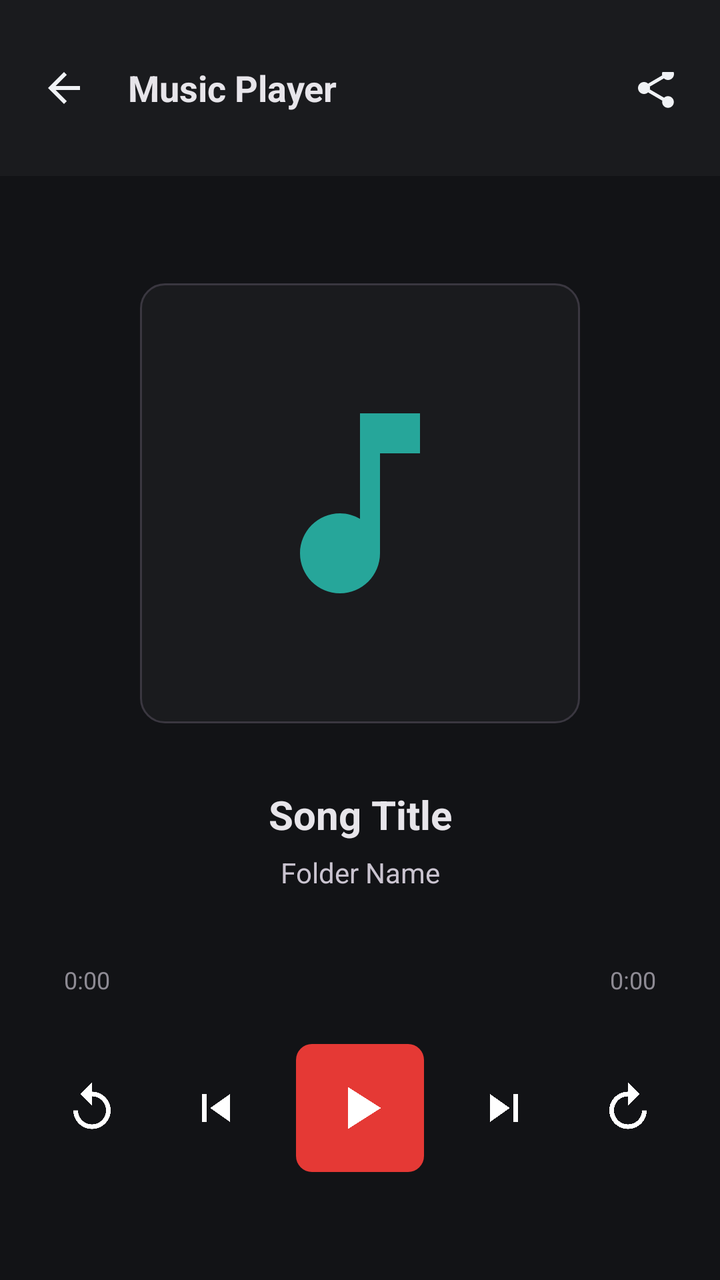
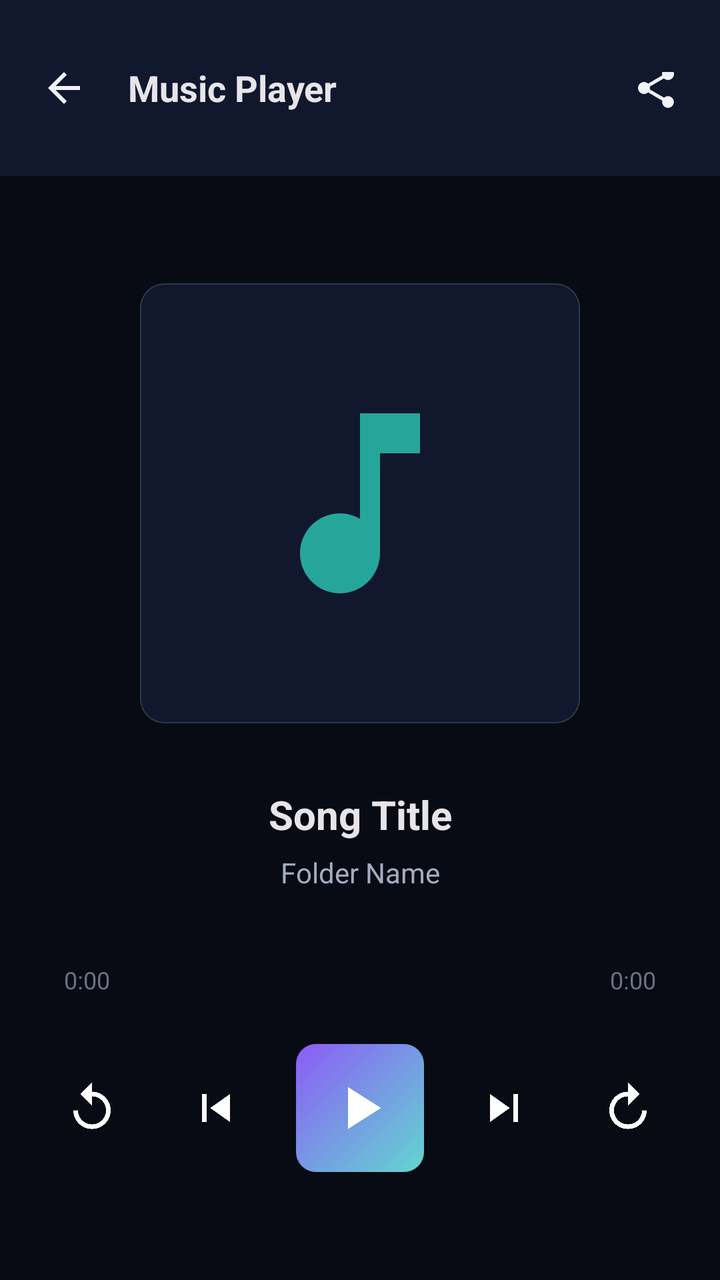

An Android layout rendered at two revisions. The XML below is the earlier revision; the diff shows what the commit changed to produce the second picture.
<!-- AndroidManifest.xml: application theme Theme.ArtrawFiles -->
<!-- res/layout/activity_audio_player.xml -->
<?xml version="1.0" encoding="utf-8"?>
<LinearLayout xmlns:android="http://schemas.android.com/apk/res/android"
    android:id="@+id/rootAudioPlayer"
    android:layout_width="match_parent"
    android:layout_height="match_parent"
    android:orientation="vertical"
    android:background="@color/bg_dark">

    
    <RelativeLayout
        android:id="@+id/headerAudio"
        android:layout_width="match_parent"
        android:layout_height="wrap_content"
        android:minHeight="56dp"
        android:background="@color/surface_dark"
        android:paddingStart="12dp"
        android:paddingEnd="12dp"
        android:paddingTop="36dp"
        android:paddingBottom="12dp">

        <ImageView
            android:id="@+id/btnBackAudio"
            android:layout_width="40dp"
            android:layout_height="40dp"
            android:layout_alignParentStart="true"
            android:layout_centerVertical="true"
            android:background="?android:attr/selectableItemBackgroundBorderless"
            android:padding="8dp"
            android:src="@drawable/ic_arrow_back"
            android:contentDescription="Back" />

        <TextView
            android:id="@+id/tvHeaderTitleAudio"
            android:layout_width="wrap_content"
            android:layout_height="wrap_content"
            android:layout_centerVertical="true"
            android:layout_marginStart="12dp"
            android:layout_toEndOf="@id/btnBackAudio"
            android:text="Music Player"
            android:textColor="@color/text_primary_dark"
            android:textSize="18sp"
            android:textStyle="bold" />

        <ImageView
            android:id="@+id/btnShareAudio"
            android:layout_width="40dp"
            android:layout_height="40dp"
            android:layout_alignParentEnd="true"
            android:layout_centerVertical="true"
            android:background="?android:attr/selectableItemBackgroundBorderless"
            android:padding="8dp"
            android:src="@drawable/ic_share"
            android:contentDescription="Share" />
    </RelativeLayout>

    
    <LinearLayout
        android:layout_width="match_parent"
        android:layout_height="0dp"
        android:layout_weight="1"
        android:orientation="vertical"
        android:gravity="center"
        android:padding="24dp">

        
        <FrameLayout
            android:layout_width="220dp"
            android:layout_height="220dp"
            android:background="@drawable/bg_card"
            android:layout_marginBottom="32dp">

            <ImageView
                android:id="@+id/imgAlbumArt"
                android:layout_width="120dp"
                android:layout_height="120dp"
                android:layout_gravity="center"
                android:src="@drawable/ic_audio" />
        </FrameLayout>

        
        <TextView
            android:id="@+id/tvTrackTitle"
            android:layout_width="match_parent"
            android:layout_height="wrap_content"
            android:gravity="center"
            android:text="Song Title"
            android:textColor="@color/text_primary_dark"
            android:textSize="20sp"
            android:textStyle="bold"
            android:ellipsize="marquee"
            android:singleLine="true" />

        <TextView
            android:id="@+id/tvTrackArtist"
            android:layout_width="match_parent"
            android:layout_height="wrap_content"
            android:layout_marginTop="6dp"
            android:gravity="center"
            android:text="Folder Name"
            android:textColor="@color/text_secondary_dark"
            android:textSize="14sp" />

        
        <SeekBar
            android:id="@+id/seekBarAudio"
            android:layout_width="match_parent"
            android:layout_height="wrap_content"
            android:layout_marginTop="32dp"
            android:progressBackgroundTint="@color/border_dark"
            android:progressTint="@color/artraw_crimson"
            android:thumbTint="@color/artraw_crimson_accent" />

        <RelativeLayout
            android:layout_width="match_parent"
            android:layout_height="wrap_content"
            android:layout_marginTop="4dp"
            android:paddingStart="8dp"
            android:paddingEnd="8dp">

            <TextView
                android:id="@+id/tvCurrentTime"
                android:layout_width="wrap_content"
                android:layout_height="wrap_content"
                android:layout_alignParentStart="true"
                android:text="0:00"
                android:textColor="@color/text_tertiary_dark"
                android:textSize="12sp" />

            <TextView
                android:id="@+id/tvTotalTime"
                android:layout_width="wrap_content"
                android:layout_height="wrap_content"
                android:layout_alignParentEnd="true"
                android:text="0:00"
                android:textColor="@color/text_tertiary_dark"
                android:textSize="12sp" />
        </RelativeLayout>

        
        <LinearLayout
            android:layout_width="match_parent"
            android:layout_height="wrap_content"
            android:layout_marginTop="24dp"
            android:gravity="center"
            android:orientation="horizontal">

            <ImageView
                android:id="@+id/btnReplay10"
                android:layout_width="44dp"
                android:layout_height="44dp"
                android:layout_marginEnd="16dp"
                android:background="?android:attr/selectableItemBackgroundBorderless"
                android:padding="8dp"
                android:src="@drawable/ic_replay_10"
                android:contentDescription="Replay 10s" />

            <ImageView
                android:id="@+id/btnPrevTrack"
                android:layout_width="48dp"
                android:layout_height="48dp"
                android:layout_marginEnd="16dp"
                android:background="?android:attr/selectableItemBackgroundBorderless"
                android:padding="10dp"
                android:src="@drawable/ic_skip_previous"
                android:contentDescription="Previous" />

            <FrameLayout
                android:id="@+id/btnPlayPauseAudio"
                android:layout_width="64dp"
                android:layout_height="64dp"
                android:background="@drawable/bg_button_primary">

                <ImageView
                    android:id="@+id/imgPlayPause"
                    android:layout_width="36dp"
                    android:layout_height="36dp"
                    android:layout_gravity="center"
                    android:src="@drawable/ic_play"
                    android:contentDescription="Play/Pause" />
            </FrameLayout>

            <ImageView
                android:id="@+id/btnNextTrack"
                android:layout_width="48dp"
                android:layout_height="48dp"
                android:layout_marginStart="16dp"
                android:background="?android:attr/selectableItemBackgroundBorderless"
                android:padding="10dp"
                android:src="@drawable/ic_skip_next"
                android:contentDescription="Next" />

            <ImageView
                android:id="@+id/btnForward10"
                android:layout_width="44dp"
                android:layout_height="44dp"
                android:layout_marginStart="16dp"
                android:background="?android:attr/selectableItemBackgroundBorderless"
                android:padding="8dp"
                android:src="@drawable/ic_forward_10"
                android:contentDescription="Forward 10s" />
        </LinearLayout>
    </LinearLayout>
</LinearLayout>
<!-- resources referenced by this layout -->
<resources>
  <color name="artraw_crimson">#E53935</color>
  <color name="artraw_crimson_accent">#FF5252</color>
  <color name="bg_dark">#121316</color>
  <color name="border_dark">#3A3740</color>
  <color name="surface_dark">#1A1B1E</color>
  <color name="text_primary_dark">#E7E5EA</color>
  <color name="text_secondary_dark">#CAC4D0</color>
  <color name="text_tertiary_dark">#8E8B94</color>
  <!-- drawable bg_button_primary (drawable) -->
  <?xml version="1.0" encoding="utf-8"?>
  <shape xmlns:android="http://schemas.android.com/apk/res/android"
      android:shape="rectangle">
      <solid android:color="@color/artraw_crimson" />
      <corners android:radius="8dp" />
  </shape>
  <!-- drawable bg_card (drawable) -->
  <?xml version="1.0" encoding="utf-8"?>
  <shape xmlns:android="http://schemas.android.com/apk/res/android"
      android:shape="rectangle">
      <solid android:color="@color/surface_dark" />
      <corners android:radius="12dp" />
      <stroke
          android:width="1dp"
          android:color="@color/border_dark" />
  </shape>
  <!-- drawable ic_arrow_back (drawable) -->
  <vector xmlns:android="http://schemas.android.com/apk/res/android"
      android:width="24dp"
      android:height="24dp"
      android:viewportWidth="24"
      android:viewportHeight="24">
      <path
          android:fillColor="#F0F2F5"
          android:pathData="M20,11H7.83l5.59,-5.59L12,4l-8,8 8,8 1.41,-1.41L7.83,13H20v-2z"/>
  </vector>
  <!-- drawable ic_audio (drawable) -->
  <vector xmlns:android="http://schemas.android.com/apk/res/android"
      android:width="24dp"
      android:height="24dp"
      android:viewportWidth="24"
      android:viewportHeight="24">
      <path
          android:fillColor="#26A69A"
          android:pathData="M12,3v10.55c-0.59,-0.34 -1.27,-0.55 -2,-0.55 -2.21,0 -4,1.79 -4,4s1.79,4 4,4 4,-1.79 4,-4V7h4V3h-6z"/>
  </vector>
  <!-- drawable ic_play (drawable) -->
  <vector xmlns:android="http://schemas.android.com/apk/res/android"
      android:width="24dp"
      android:height="24dp"
      android:viewportWidth="24"
      android:viewportHeight="24">
      <path
          android:fillColor="@android:color/white"
          android:pathData="M8,5v14l11,-7z"/>
  </vector>
  <!-- drawable ic_skip_next (drawable) -->
  <vector xmlns:android="http://schemas.android.com/apk/res/android"
      android:width="24dp"
      android:height="24dp"
      android:viewportWidth="24"
      android:viewportHeight="24">
      <path
          android:fillColor="@android:color/white"
          android:pathData="M6,18l8.5,-6L6,6v12zM16,6v12h2V6h-2z"/>
  </vector>
  <!-- drawable ic_skip_previous (drawable) -->
  <vector xmlns:android="http://schemas.android.com/apk/res/android"
      android:width="24dp"
      android:height="24dp"
      android:viewportWidth="24"
      android:viewportHeight="24">
      <path
          android:fillColor="@android:color/white"
          android:pathData="M6,6h2v12H6zm3.5,6l8.5,6V6z"/>
  </vector>
  <style name="Theme.ArtrawFiles">
          <item name="android:colorPrimary">@color/aurora_primary</item>
          <item name="android:colorPrimaryDark">@color/aurora_glow_teal</item>
          <item name="android:colorAccent">@color/aurora_glow_cyan</item>
          <item name="android:windowBackground">@color/aurora_background_deep</item>
          <item name="android:colorBackground">@color/aurora_background_deep</item>
          <item name="android:windowDrawsSystemBarBackgrounds">true</item>
          <item name="android:statusBarColor">@android:color/transparent</item>
          <item name="android:navigationBarColor">@android:color/transparent</item>
          <item name="android:windowLightStatusBar">false</item>
      </style>
  <color name="aurora_primary">#4ECDC4</color>
  <color name="aurora_glow_teal">#4ECDC4</color>
  <color name="aurora_glow_cyan">#00B4D8</color>
  <color name="aurora_background_deep">#0A0E27</color>
  <!-- unchanged entries left out for length: 3 -->
</resources>

<!-- the commit's change to res/layout/activity_audio_player.xml (unified diff, before → after) -->
@@ -4,7 +4,7 @@
     android:layout_width="match_parent"
     android:layout_height="match_parent"
     android:orientation="vertical"
-    android:background="@color/bg_dark">
+    android:background="@color/aurora_background_deep">
 
     
     <RelativeLayout
@@ -12,7 +12,7 @@
         android:layout_width="match_parent"
         android:layout_height="wrap_content"
         android:minHeight="56dp"
-        android:background="@color/surface_dark"
+        android:background="@color/aurora_background_surface"
         android:paddingStart="12dp"
         android:paddingEnd="12dp"
         android:paddingTop="36dp"
@@ -66,7 +66,7 @@
         <FrameLayout
             android:layout_width="220dp"
             android:layout_height="220dp"
-            android:background="@drawable/bg_card"
+            android:background="@drawable/bg_aurora_card"
             android:layout_marginBottom="32dp">
 
             <ImageView
@@ -97,7 +97,7 @@
             android:layout_marginTop="6dp"
             android:gravity="center"
             android:text="Folder Name"
-            android:textColor="@color/text_secondary_dark"
+            android:textColor="@color/aurora_text_secondary"
             android:textSize="14sp" />
 
         
@@ -106,7 +106,7 @@
             android:layout_width="match_parent"
             android:layout_height="wrap_content"
             android:layout_marginTop="32dp"
-            android:progressBackgroundTint="@color/border_dark"
+            android:progressBackgroundTint="@color/aurora_outline"
             android:progressTint="@color/artraw_crimson"
             android:thumbTint="@color/artraw_crimson_accent" />
 
@@ -123,7 +123,7 @@
                 android:layout_height="wrap_content"
                 android:layout_alignParentStart="true"
                 android:text="0:00"
-                android:textColor="@color/text_tertiary_dark"
+                android:textColor="@color/aurora_text_tertiary"
                 android:textSize="12sp" />
 
             <TextView
@@ -132,7 +132,7 @@
                 android:layout_height="wrap_content"
                 android:layout_alignParentEnd="true"
                 android:text="0:00"
-                android:textColor="@color/text_tertiary_dark"
+                android:textColor="@color/aurora_text_tertiary"
                 android:textSize="12sp" />
         </RelativeLayout>
 
@@ -168,7 +168,7 @@
                 android:id="@+id/btnPlayPauseAudio"
                 android:layout_width="64dp"
                 android:layout_height="64dp"
-                android:background="@drawable/bg_button_primary">
+                android:background="@drawable/bg_aurora_button_primary">
 
                 <ImageView
                     android:id="@+id/imgPlayPause"
<!-- resource entries referenced after the edit -->
@@ -2,28 +2,28 @@
 <resources>
   <color name="artraw_crimson">#E53935</color>
   <color name="artraw_crimson_accent">#FF5252</color>
-  <color name="bg_dark">#121316</color>
-  <color name="border_dark">#3A3740</color>
-  <color name="surface_dark">#1A1B1E</color>
   <color name="text_primary_dark">#E7E5EA</color>
-  <color name="text_secondary_dark">#CAC4D0</color>
-  <color name="text_tertiary_dark">#8E8B94</color>
-  <!-- drawable bg_button_primary (drawable) -->
+  <!-- drawable bg_aurora_button_primary (drawable) -->
   <?xml version="1.0" encoding="utf-8"?>
   <shape xmlns:android="http://schemas.android.com/apk/res/android"
       android:shape="rectangle">
-      <solid android:color="@color/artraw_crimson" />
-      <corners android:radius="8dp" />
+      
+      <gradient
+          android:type="linear"
+          android:startColor="@color/aurora_primary"
+          android:endColor="@color/aurora_secondary"
+          android:angle="135" />
+      <corners android:radius="10dp" />
   </shape>
-  <!-- drawable bg_card (drawable) -->
+  <!-- drawable bg_aurora_card (drawable) -->
   <?xml version="1.0" encoding="utf-8"?>
   <shape xmlns:android="http://schemas.android.com/apk/res/android"
       android:shape="rectangle">
-      <solid android:color="@color/surface_dark" />
+      <solid android:color="@color/aurora_background_surface" />
       <corners android:radius="12dp" />
       <stroke
-          android:width="1dp"
-          android:color="@color/border_dark" />
+          android:width="0.5dp"
+          android:color="@color/aurora_outline" />
   </shape>
   <!-- drawable ic_arrow_back (drawable) -->
   <vector xmlns:android="http://schemas.android.com/apk/res/android"
@@ -77,8 +77,8 @@
   </vector>
   <style name="Theme.ArtrawFiles">
           <item name="android:colorPrimary">@color/aurora_primary</item>
-          <item name="android:colorPrimaryDark">@color/aurora_glow_teal</item>
-          <item name="android:colorAccent">@color/aurora_glow_cyan</item>
+          <item name="android:colorPrimaryDark">@color/aurora_primary</item>
+          <item name="android:colorAccent">@color/aurora_secondary</item>
           <item name="android:windowBackground">@color/aurora_background_deep</item>
           <item name="android:colorBackground">@color/aurora_background_deep</item>
           <item name="android:windowDrawsSystemBarBackgrounds">true</item>
@@ -86,10 +86,13 @@
           <item name="android:navigationBarColor">@android:color/transparent</item>
           <item name="android:windowLightStatusBar">false</item>
       </style>
-  <color name="aurora_primary">#4ECDC4</color>
-  <color name="aurora_glow_teal">#4ECDC4</color>
-  <color name="aurora_glow_cyan">#00B4D8</color>
-  <color name="aurora_background_deep">#0A0E27</color>
+  <color name="aurora_primary">#62D6D0</color>
+  <color name="aurora_secondary">#8B5CF6</color>
+  <color name="aurora_background_deep">#080B14</color>
+  <color name="aurora_background_surface">#11172D</color>
+  <color name="aurora_outline">#2A3B4C</color>
+  <color name="aurora_text_secondary">#A3ACC0</color>
+  <color name="aurora_text_tertiary">#6B7280</color>
   <!-- unchanged entries left out for length: 3 -->
 </resources>
 
